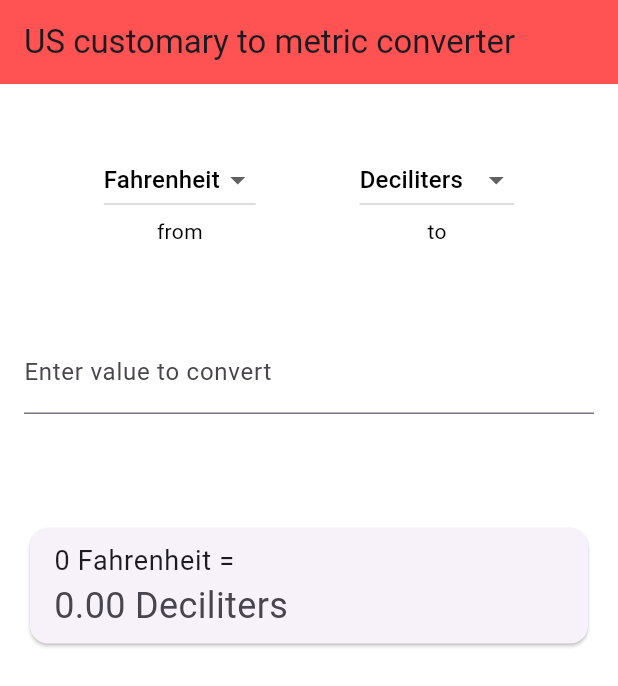
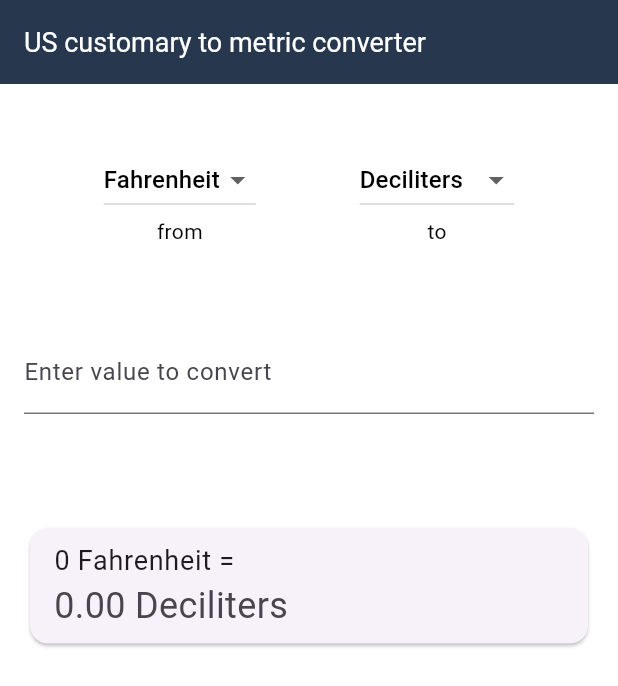
Before and after one commit to mekkmann/measurement-converter, a Flutter app: the screen it shows after launch, on a phone screen of 412 x 824 dp. Shown: the top 686 px of the screen. Run offline on Flutter 3.47's test engine with Material 3 defaults, Android fonts, the phone set to English and light mode, and no system bars; Roboto replaces fonts that are missing (Poppins).

Commit message:
Slightly better theme

```diff
--- a/lib/utils/theme.dart
+++ b/lib/utils/theme.dart
@@ -11,7 +11,8 @@ class TAppTheme {
     primaryColor: Colors.blue,
     scaffoldBackgroundColor: Colors.white,
     appBarTheme: AppBarTheme(
-      backgroundColor: Colors.redAccent,
+      backgroundColor: Color(0xFF27374D),
+      titleTextStyle: TextStyle().copyWith(color: Colors.white, fontSize: 18),
     ),
     textTheme: TTextTheme.lightTextTheme,
   );
```
